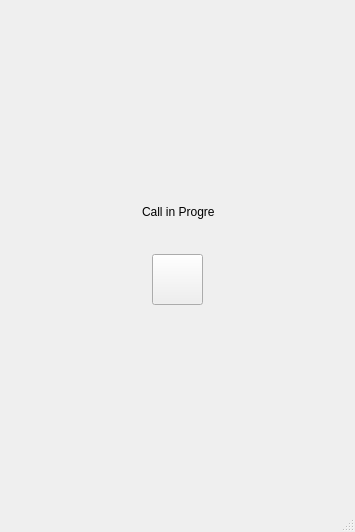
RemiGuillard/Troll-Babel, file Babel/babel.ui: the form before one commit.
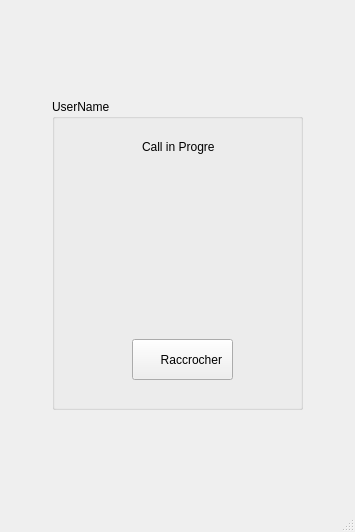
The form after the commit. The open tabs and pages were chosen to show the change. Icons and pictures are not drawn.

Commit message: Modification UI + ajout images

Diff of the .ui file:
```diff
--- a/Babel/babel.ui
+++ b/Babel/babel.ui
@@ -527,24 +527,27 @@
       <widget class="QWidget" name="Calling">
        <layout class="QGridLayout" name="gridLayout_6">
         <item row="0" column="0">
-         <widget class="QWidget" name="widget_4" native="true">
+         <widget class="QGroupBox" name="groupBox_5">
           <property name="minimumSize">
            <size>
-            <width>211</width>
-            <height>141</height>
+            <width>251</width>
+            <height>311</height>
            </size>
           </property>
           <property name="maximumSize">
            <size>
-            <width>211</width>
-            <height>141</height>
+            <width>251</width>
+            <height>311</height>
            </size>
           </property>
+          <property name="title">
+           <string>UserName</string>
+          </property>
           <widget class="QLabel" name="inProgress">
            <property name="geometry">
             <rect>
-             <x>70</x>
-             <y>20</y>
+             <x>90</x>
+             <y>40</y>
              <width>73</width>
              <height>16</height>
             </rect>
@@ -553,35 +556,51 @@
             <string>Call in Progress</string>
            </property>
           </widget>
+          <widget class="QLabel" name="label">
+           <property name="geometry">
+            <rect>
+             <x>60</x>
+             <y>90</y>
+             <width>131</width>
+             <height>131</height>
+            </rect>
+           </property>
+           <property name="text">
+            <string/>
+           </property>
+           <property name="pixmap">
+            <pixmap>UnknownUser.png</pixmap>
+           </property>
+          </widget>
           <widget class="QPushButton" name="endCallButton">
            <property name="geometry">
             <rect>
              <x>80</x>
-             <y>70</y>
-             <width>51</width>
-             <height>51</height>
+             <y>240</y>
+             <width>101</width>
+             <height>41</height>
             </rect>
            </property>
            <property name="minimumSize">
             <size>
-             <width>51</width>
-             <height>51</height>
+             <width>1</width>
+             <height>1</height>
             </size>
            </property>
            <property name="maximumSize">
             <size>
-             <width>51</width>
-             <height>51</height>
+             <width>200</width>
+             <height>200</height>
             </size>
            </property>
            <property name="styleSheet">
-            <string notr="true">background-image: url(HangUp.png);
-background-position: auto;
-width: 50px;
-height:50px;</string>
+            <string notr="true">text-align:right;
+padding-right: 10px;
+background-image: url(&quot;HangUp.png&quot;);
+background-repeat: no-repeat;</string>
            </property>
            <property name="text">
-            <string/>
+            <string>Raccrocher</string>
            </property>
           </widget>
          </widget>
```
The commit also changes 2 other files.
